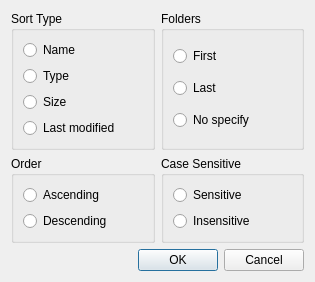
Before: the Qt Designer form sortdialog.ui in haraki/farman, drawn with Qt 5.
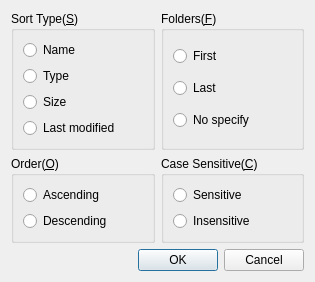
After: the same form once the commit is applied.

Diff of the .ui file:
```diff
--- a/sortdialog.ui
+++ b/sortdialog.ui
@@ -17,7 +17,7 @@
    <item row="0" column="0">
     <widget class="QGroupBox" name="sortTypeGroupBox">
      <property name="title">
-      <string>Sort Type</string>
+      <string>Sort Type(&amp;S)</string>
      </property>
      <property name="alignment">
       <set>Qt::AlignLeading|Qt::AlignLeft|Qt::AlignTop</set>
@@ -69,7 +69,7 @@
    <item row="0" column="1">
     <widget class="QGroupBox" name="dirGroupBox">
      <property name="title">
-      <string>Folders</string>
+      <string>Folders(&amp;F)</string>
      </property>
      <layout class="QVBoxLayout" name="verticalLayout_2">
       <item>
@@ -108,7 +108,7 @@
    <item row="1" column="0">
     <widget class="QGroupBox" name="orderGroupBox">
      <property name="title">
-      <string>Order</string>
+      <string>Order(&amp;O)</string>
      </property>
      <layout class="QVBoxLayout" name="verticalLayout_3">
       <item>
@@ -137,7 +137,7 @@
    <item row="1" column="1">
     <widget class="QGroupBox" name="caseGroupBox">
      <property name="title">
-      <string>Case Sensitive</string>
+      <string>Case Sensitive(&amp;C)</string>
      </property>
      <layout class="QVBoxLayout" name="verticalLayout_4">
       <item>
```
